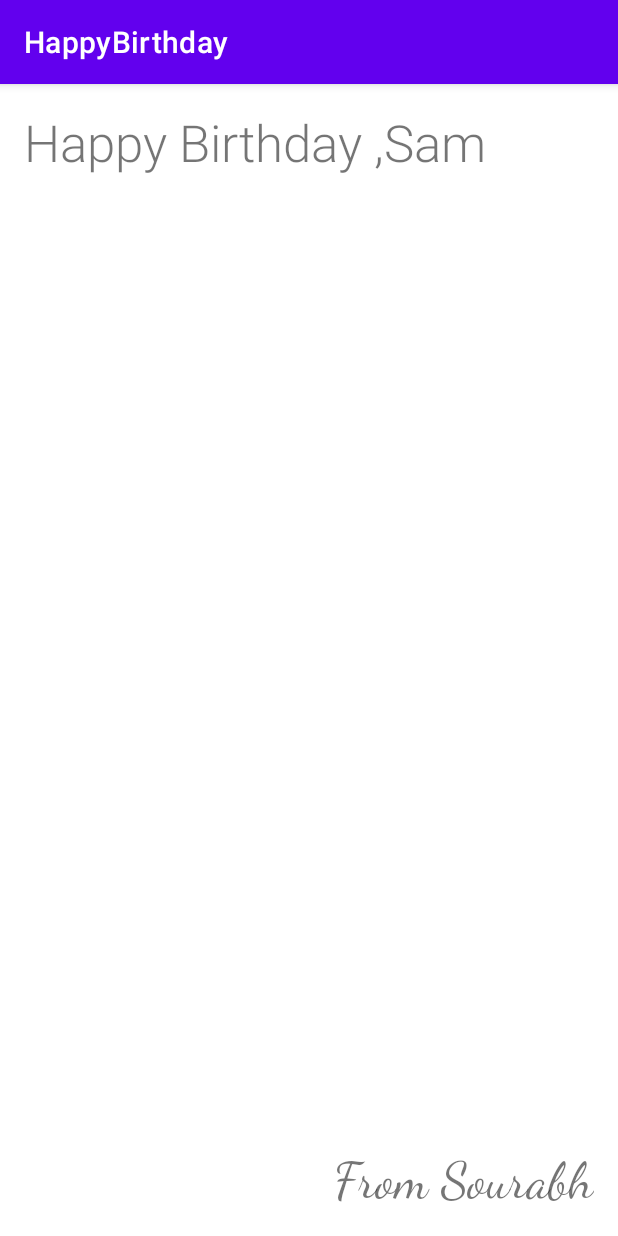
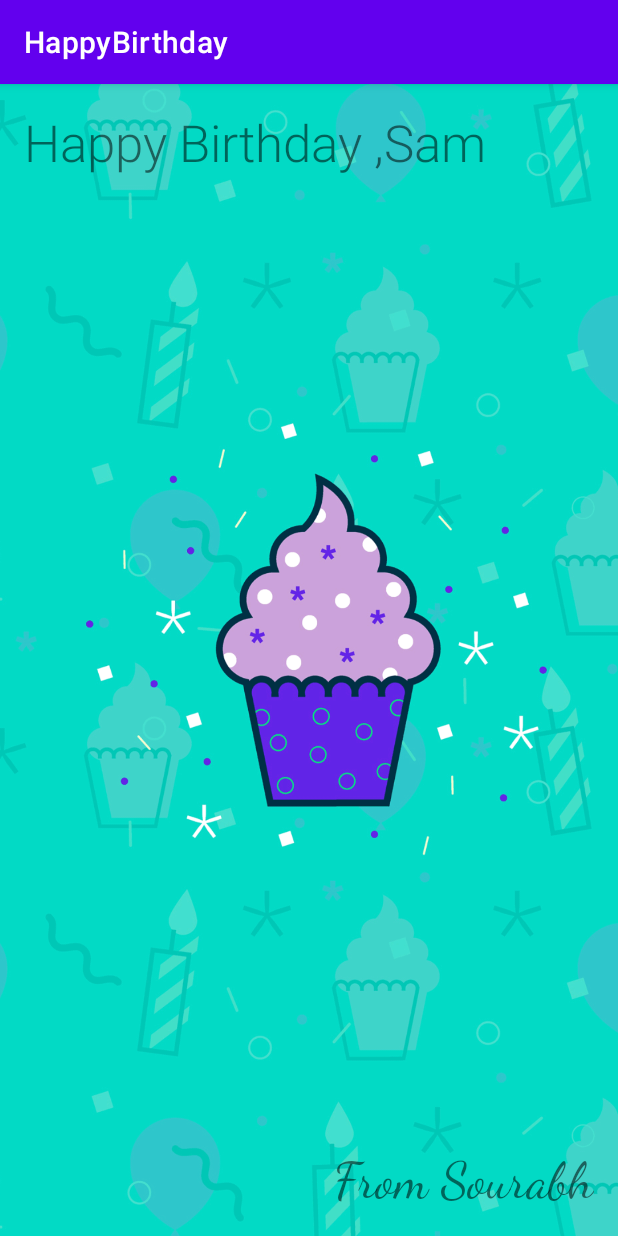
Before and after one commit to sourabhkumar47/Birthday-card-app, an Android app: the screen it shows after launch (MainActivity), on a phone screen of 412 x 824 dp. Run offline under Robolectric (Android 15) with nearby library versions, the phone set to English and light mode, and no system bars.

Commit message:
Image added to Birthday card

```diff
--- a/app/src/main/res/layout/activity_main.xml
+++ b/app/src/main/res/layout/activity_main.xml
@@ -6,6 +6,18 @@
     android:layout_height="match_parent"
     tools:context=".MainActivity">
 
+    <ImageView
+        android:id="@+id/imageView"
+        android:layout_width="0dp"
+        android:layout_height="0dp"
+        android:importantForAccessibility="no"
+        android:scaleType="centerCrop"
+        app:layout_constraintBottom_toBottomOf="parent"
+        app:layout_constraintEnd_toEndOf="parent"
+        app:layout_constraintStart_toStartOf="parent"
+        app:layout_constraintTop_toTopOf="parent"
+        app:srcCompat="@drawable/androidparty" />
+
     <TextView
         android:id="@+id/textView"
         android:layout_width="wrap_content"
@@ -13,7 +25,7 @@
         android:layout_marginStart="16dp"
         android:layout_marginTop="16dp"
         android:fontFamily="sans-serif-light"
-        android:text="Happy Birthday ,Sam"
+        android:text="@string/happy_birthday_text"
         android:textSize="34sp"
         app:layout_constraintStart_toStartOf="parent"
         app:layout_constraintTop_toTopOf="parent" />
@@ -25,8 +37,9 @@
         android:layout_marginEnd="16dp"
         android:layout_marginBottom="16dp"
         android:fontFamily="cursive"
-        android:text="From Sourabh"
+        android:text="@string/signature_text"
         android:textSize="34sp"
         app:layout_constraintBottom_toBottomOf="parent"
         app:layout_constraintEnd_toEndOf="parent" />
+
 </androidx.constraintlayout.widget.ConstraintLayout>
--- a/app/src/main/res/values/strings.xml
+++ b/app/src/main/res/values/strings.xml
@@ -1,3 +1,5 @@
 <resources>
     <string name="app_name">HappyBirthday</string>
+    <string name="happy_birthday_text">Happy Birthday ,Sam</string>
+    <string name="signature_text">From Sourabh</string>
 </resources>
```
Also changed, not shown: app/src/main/res/drawable/androidparty.png (added).
